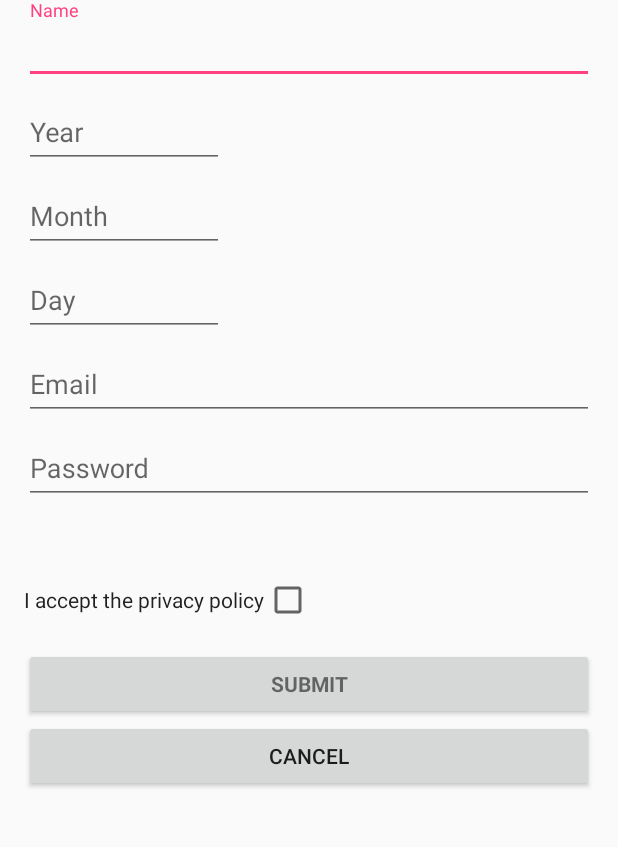
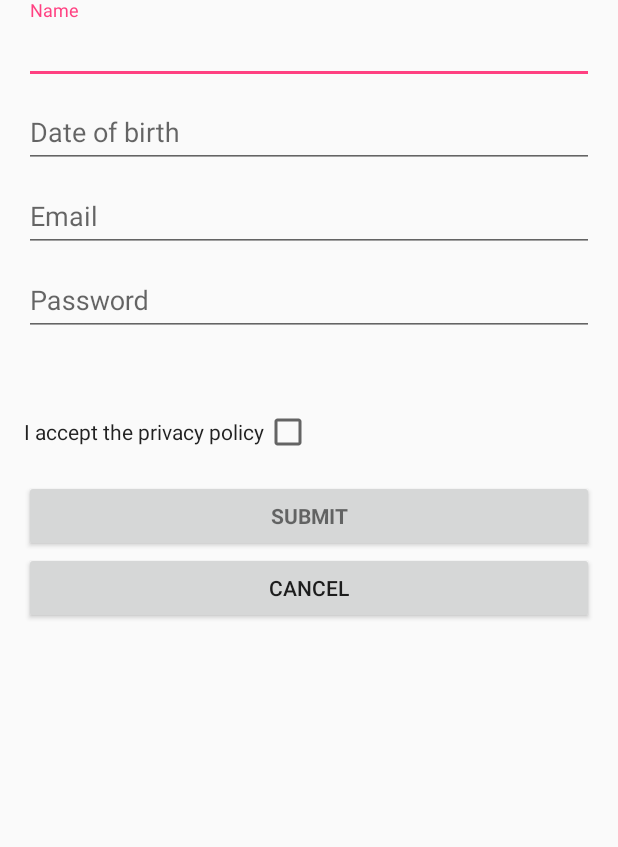
Before and after one commit to acostasg/POPmessage, an Android app: the RegisterActivity screen opened directly, with no data from a screen before it, on a phone screen of 412 x 824 dp, the part 180-1027 px from its top. Run offline under Robolectric (Android 15) with nearby library versions, the phone set to English and light mode, and no system bars.

Commit message:
Extract to logic to service create list message, and change view to component to view register

```diff
--- a/mobile/src/main/AndroidManifest.xml
+++ b/mobile/src/main/AndroidManifest.xml
@@ -12,7 +12,7 @@
         android:allowBackup="true"
         android:icon="@mipmap/ic_launcher"
         android:label="@string/app_name"
-        android:roundIcon="@mipmap/ic_launcher_round"
+        android:roundIcon="@mipmap/mapa_ico"
         android:supportsRtl="true"
         android:theme="@style/AppTheme">
         <activity
--- a/mobile/src/main/res/layout/activity_login.xml
+++ b/mobile/src/main/res/layout/activity_login.xml
@@ -82,7 +82,7 @@
 
             <TextView
                 android:id="@+id/createAccoutLink"
-                android:layout_width="354dp"
+                android:layout_width="match_parent"
                 android:layout_height="wrap_content"
                 android:layout_marginTop="100dp"
                 android:autoLink="web"
--- a/mobile/src/main/res/layout/activity_register.xml
+++ b/mobile/src/main/res/layout/activity_register.xml
@@ -57,35 +57,11 @@
                     android:layout_width="match_parent"
                     android:layout_height="wrap_content">
 
-                    <EditText
-                        android:id="@+id/year"
-                        android:layout_width="133dp"
-                        android:layout_height="wrap_content"
-                        android:layout_weight="1"
-                        android:hint="@string/year"
-                        android:imeActionId="@+id/register"
-                        android:imeActionLabel="@string/action_sign_in_short"
-                        android:imeOptions="actionUnspecified"
-                        android:inputType="text"
-                        android:maxLines="1" />
-
                 </android.support.design.widget.TextInputLayout>
 
                 <android.support.design.widget.TextInputLayout
                     android:layout_width="match_parent"
                     android:layout_height="wrap_content">
-
-                    <EditText
-                        android:id="@+id/mouth"
-                        android:layout_width="133dp"
-                        android:layout_height="wrap_content"
-                        android:layout_weight="1"
-                        android:hint="@string/mounth"
-                        android:imeActionId="@+id/register"
-                        android:imeActionLabel="@string/action_sign_in_short"
-                        android:imeOptions="actionUnspecified"
-                        android:inputType="text"
-                        android:maxLines="1" />
 
                 </android.support.design.widget.TextInputLayout>
 
@@ -94,15 +70,15 @@
                     android:layout_height="wrap_content">
 
                     <EditText
-                        android:id="@+id/day"
-                        android:layout_width="133dp"
+                        android:id="@+id/dateOfBirth"
+                        android:layout_width="match_parent"
                         android:layout_height="wrap_content"
                         android:layout_weight="1"
-                        android:hint="@string/day"
+                        android:hint="@string/date_of_birth"
                         android:imeActionId="@+id/register"
                         android:imeActionLabel="@string/action_sign_in_short"
                         android:imeOptions="actionUnspecified"
-                        android:inputType="text"
+                        android:inputType="date"
                         android:maxLines="1" />
 
                 </android.support.design.widget.TextInputLayout>
--- a/mobile/src/main/res/values/strings.xml
+++ b/mobile/src/main/res/values/strings.xml
@@ -25,6 +25,7 @@
     <string name="year">Year</string>
     <string name="mounth">Month</string>
     <string name="day">Day</string>
+    <string name="date_of_birth">Date of birth</string>
     <string name="accept_privacy_policy">I accept the privacy policy</string>
     <string name="password">Password</string>
     <string name="register">Register form</string>
```
Also changed, not shown: mobile/src/main/java/costas/albert/popmessage/MessagesActivity.java (+14 -3 lines), mobile/src/main/java/costas/albert/popmessage/services/ListMessagesService.java (added, +86 -0 lines), mobile/src/main/res/layout/activity_messages.xml (+15 -6 lines), mobile/src/main/ic_launcher-web.png, mobile/src/main/res/drawable-hdpi/new_message.png (added), mobile/src/main/res/drawable-mdpi/new_message.png (added), mobile/src/main/res/drawable-xhdpi/new_message.png (added), mobile/src/main/res/drawable-xxhdpi/new_message.png (added), mobile/src/main/res/mipmap-mdpi/mapa_ico.png (added).
